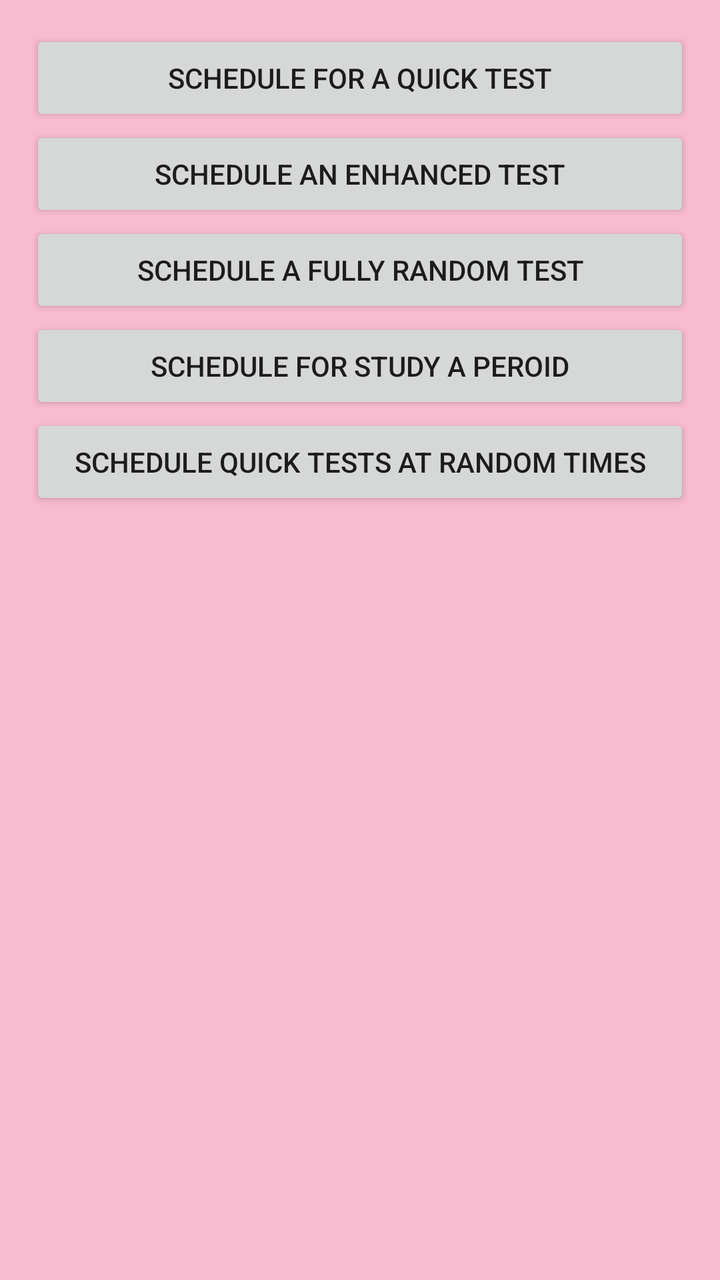
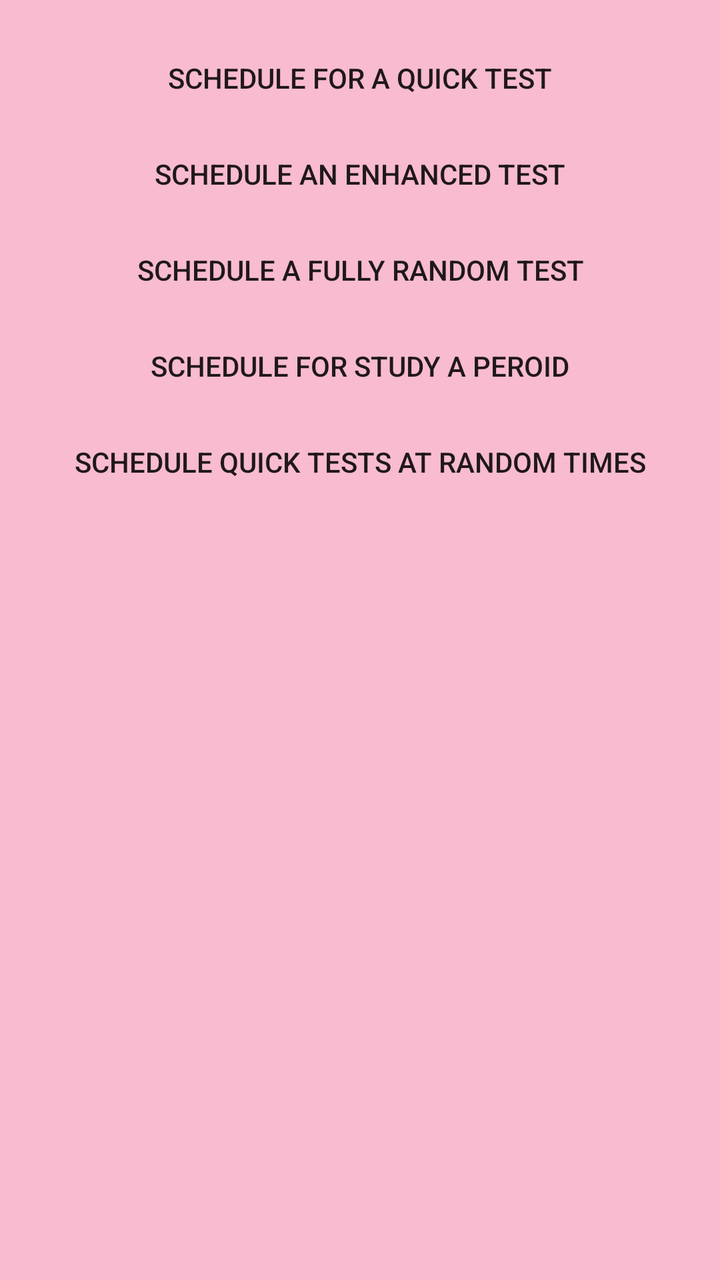

Before-and-after screenshots of an Android layout around one commit, followed by the original layout XML and the change that was made.
<!-- AndroidManifest.xml: application theme MyMaterialTheme -->
<!-- res/layout/schedule_in_field_dialog_fragment.xml -->
<?xml version="1.0" encoding="utf-8"?>
<ScrollView xmlns:android="http://schemas.android.com/apk/res/android"
    android:layout_width="match_parent"
    android:layout_height="match_parent">

    <LinearLayout
        android:layout_width="match_parent"
        android:layout_height="wrap_content"
        android:orientation="vertical"
        android:padding="15dp">

        <Button
            android:id="@+id/schedule_quick_test"
            android:layout_width="match_parent"
            android:layout_height="wrap_content"
            android:text="@string/schedule_quick_test" />

        <Button
            android:id="@+id/schedule_enhanced_test"
            android:layout_width="match_parent"
            android:layout_height="wrap_content"
            android:text="@string/schedule_enhanced_test" />

        <Button
            android:id="@+id/schedule_fully_random_test"
            android:layout_width="match_parent"
            android:layout_height="wrap_content"
            android:text="@string/schedule_fully_random_test" />

        <Button
            android:id="@+id/schedule_study_period"
            android:layout_width="match_parent"
            android:layout_height="wrap_content"
            android:text="@string/schedule_study_perioid" />

        <Button
            android:id="@+id/schedule_random_quick_test"
            android:layout_width="match_parent"
            android:layout_height="wrap_content"
            android:text="@string/randomly_schedule_quick_tests" />


    </LinearLayout>
</ScrollView>
<!-- resources referenced by this layout -->
<resources>
  <string name="randomly_schedule_quick_tests">Schedule Quick Tests At Random Times</string>
  <string name="schedule_enhanced_test">schedule an enhanced test</string>
  <string name="schedule_fully_random_test">schedule a fully random test</string>
  <string name="schedule_quick_test">Schedule for a Quick Test</string>
  <string name="schedule_study_perioid">Schedule for Study a Peroid</string>
  <style name="MyMaterialTheme" parent="MyMaterialTheme.Base">
  
      </style>
  <style name="MyMaterialTheme.Base" parent="Theme.AppCompat.Light.DarkActionBar">
          <item name="windowNoTitle">true</item>
          <item name="windowActionBar">false</item>
          <item name="colorPrimary">@color/colorPrimary</item>
          <item name="colorPrimaryDark">@color/colorPrimaryDark</item>
          <item name="colorAccent">@color/colorAccent</item>
          <item name="android:windowBackground">@color/windowBackground</item>
      </style>
  <color name="colorPrimary">#EC407A</color>
  <color name="colorPrimaryDark">#AD1457</color>
  <color name="colorAccent">#EA80FC</color>
  <color name="windowBackground">#F8BBD0</color>
</resources>

<!-- the commit's change to res/layout/schedule_in_field_dialog_fragment.xml (unified diff, before → after) -->
@@ -13,31 +13,36 @@
             android:id="@+id/schedule_quick_test"
             android:layout_width="match_parent"
             android:layout_height="wrap_content"
-            android:text="@string/schedule_quick_test" />
+            android:text="@string/schedule_quick_test"
+            style="@style/Widget.AppCompat.Button.Borderless"/>
 
         <Button
             android:id="@+id/schedule_enhanced_test"
             android:layout_width="match_parent"
             android:layout_height="wrap_content"
-            android:text="@string/schedule_enhanced_test" />
+            android:text="@string/schedule_enhanced_test"
+            style="@style/Widget.AppCompat.Button.Borderless"/>
 
         <Button
             android:id="@+id/schedule_fully_random_test"
             android:layout_width="match_parent"
             android:layout_height="wrap_content"
-            android:text="@string/schedule_fully_random_test" />
+            android:text="@string/schedule_fully_random_test"
+            style="@style/Widget.AppCompat.Button.Borderless"/>
 
         <Button
             android:id="@+id/schedule_study_period"
             android:layout_width="match_parent"
             android:layout_height="wrap_content"
-            android:text="@string/schedule_study_perioid" />
+            android:text="@string/schedule_study_perioid"
+            style="@style/Widget.AppCompat.Button.Borderless"/>
 
         <Button
             android:id="@+id/schedule_random_quick_test"
             android:layout_width="match_parent"
             android:layout_height="wrap_content"
-            android:text="@string/randomly_schedule_quick_tests" />
+            android:text="@string/randomly_schedule_quick_tests"
+            style="@style/Widget.AppCompat.Button.Borderless"/>
 
 
     </LinearLayout>
